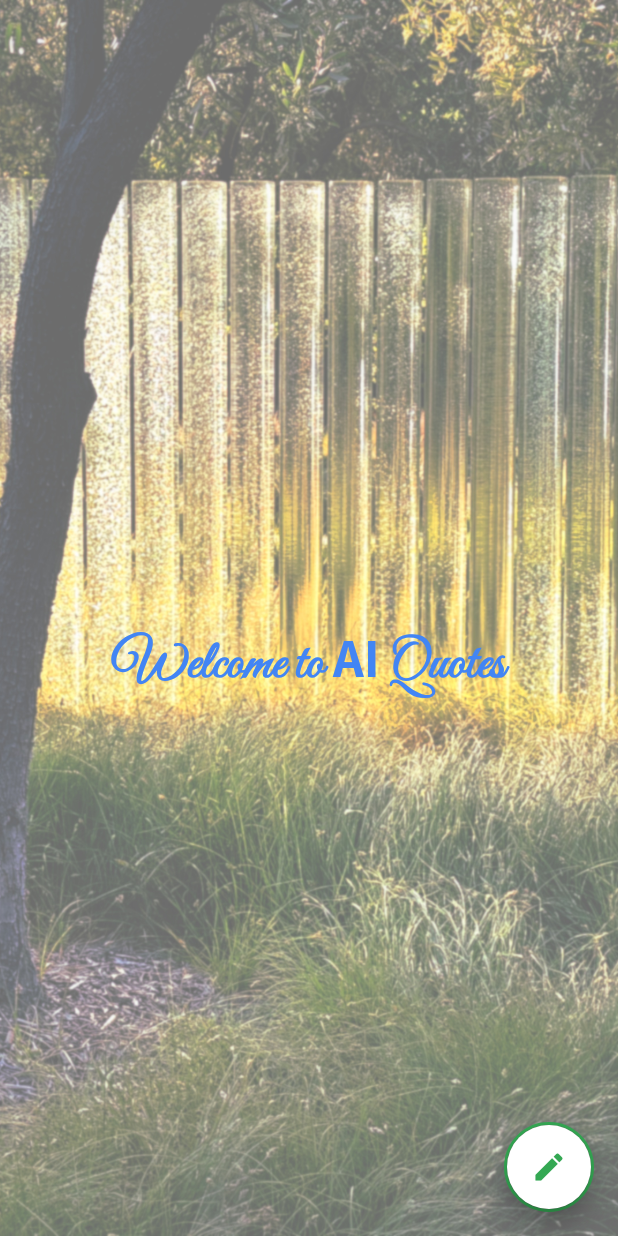
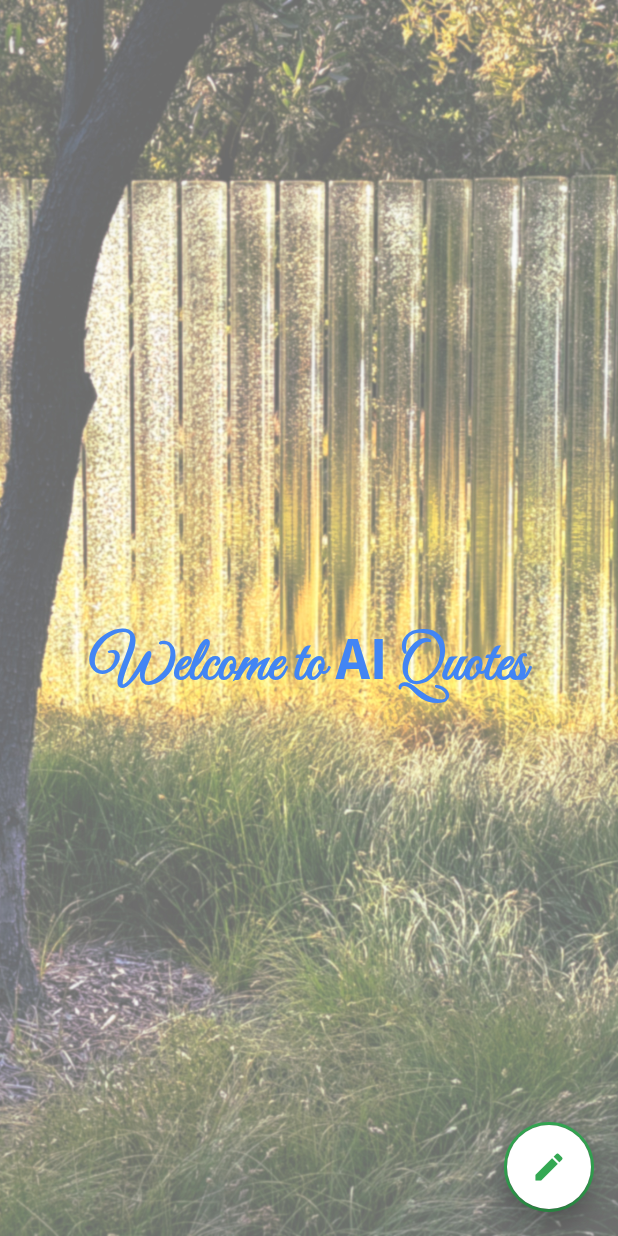
Before and after one commit to JavaVista/AI-Quotes, a Flutter app: the screen it shows after launch, on a phone screen of 412 x 824 dp. Run offline on Flutter 3.47's test engine with Material 3 defaults, Android fonts, the light colour scheme and no system bars; drawn by our look-alikes of flutter_speed_dial; our stand-ins replace cloud_firestore, firebase_core, flutter_dotenv, logger; accounts and stored records are empty; network calls fail.

Commit message:
perf: :lipstick: change font size

```diff
--- a/lib/theme/typography.dart
+++ b/lib/theme/typography.dart
@@ -5,14 +5,14 @@ class AppTypography {
   static const TextStyle mainTitle = TextStyle(
     fontFamily: 'GreatVibes',
     fontWeight: FontWeight.bold,
-    fontSize: 36,
+    fontSize: 40,
     color: primaryColor,
   );
 
     static const TextStyle subMainTitle = TextStyle(
     fontFamily: 'Assistant',
     fontWeight: FontWeight.bold,
-    fontSize: 36,
+    fontSize: 40,
     color: primaryColor,
   );
 
```
